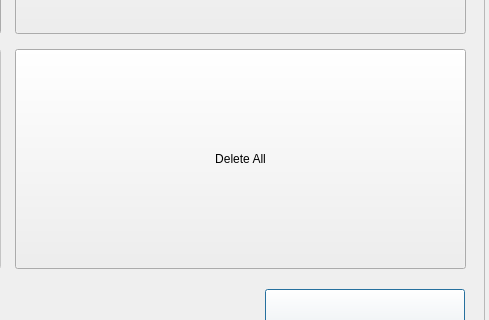
yjsin-emastec/neptune, file gui/mainwidget/src/search/functiondialog.ui: the form before one commit; both pictures show x 474 to 963 and y 210 to 530 of the 963 by 613 pixel window.
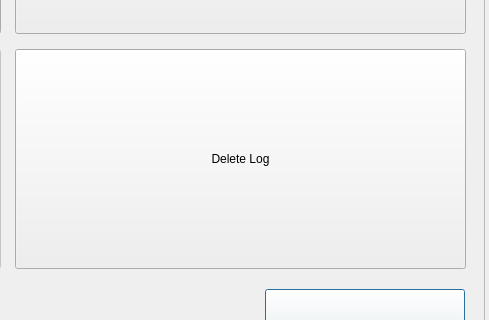
The form after the commit.

```diff
--- a/gui/mainwidget/src/search/functiondialog.ui
+++ b/gui/mainwidget/src/search/functiondialog.ui
@@ -93,7 +93,7 @@
      </rect>
     </property>
     <property name="text">
-     <string>Delete All</string>
+     <string>Delete Log</string>
     </property>
    </widget>
   </widget>
```
